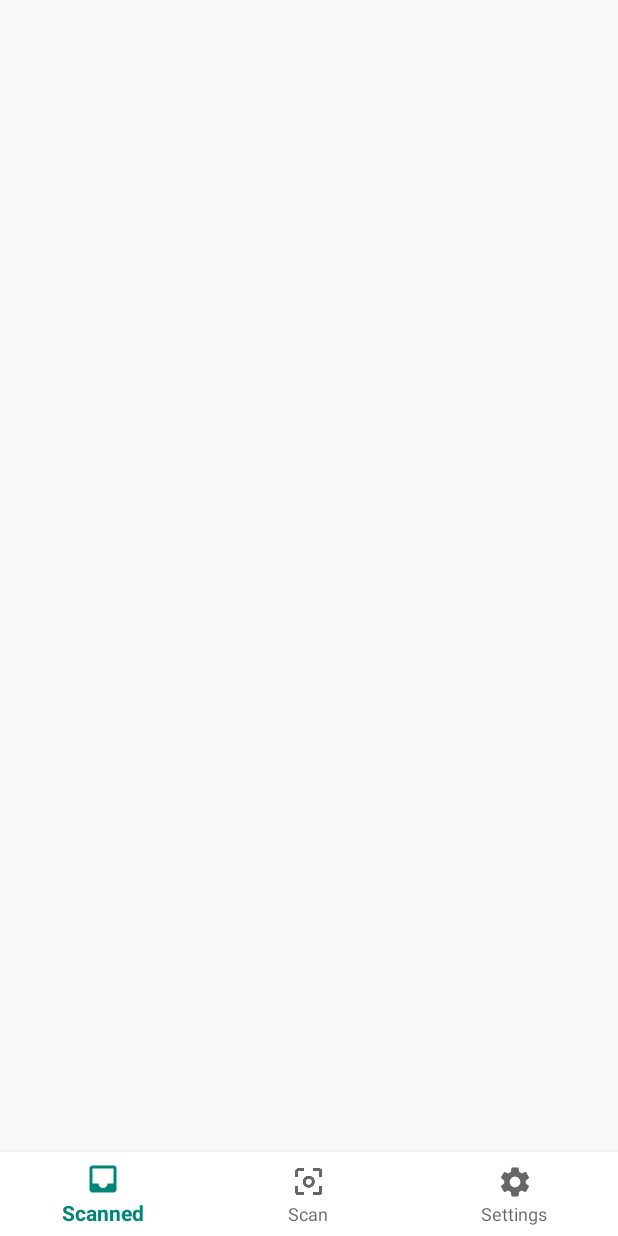
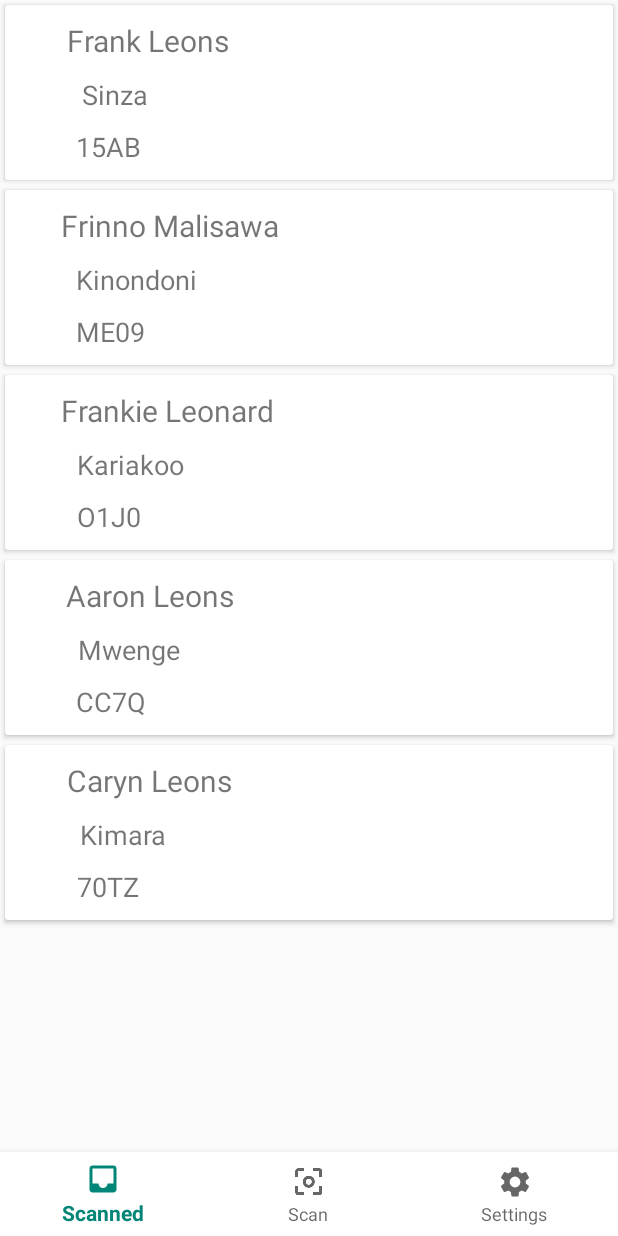
Before and after one commit to frinnolab/Easy-Qr, an Android app: the screen it shows after launch (MainActivity), on a phone screen of 412 x 824 dp. Before the commit the screen is almost empty. Run offline under Robolectric (Android 15) with nearby library versions, the light colour scheme and no system bars.

Commit message:
Easy QR Scanner With working Recycler View

```diff
--- a/app/build.gradle
+++ b/app/build.gradle
@@ -10,6 +10,7 @@ android {
         versionCode 1
         versionName "1.0"
         testInstrumentationRunner "androidx.test.runner.AndroidJUnitRunner"
+        multiDexEnabled true
     }
     buildTypes {
         release {
@@ -23,15 +24,16 @@ dependencies {
     implementation fileTree(dir: 'libs', include: ['*.jar'])
     implementation 'androidx.appcompat:appcompat:1.1.0'
     implementation 'androidx.constraintlayout:constraintlayout:1.1.3'
-    implementation 'com.google.android.material:material:1.0.0'
     implementation 'com.google.android.material:material:1.2.0-alpha03'
-    implementation 'com.android.support:appcompat-v7:29.+'
     implementation 'com.android.support.constraint:constraint-layout:1.1.3'
-    implementation 'com.android.support:design:29.+'
     testImplementation 'junit:junit:4.12'
     androidTestImplementation 'androidx.test:runner:1.2.0'
     androidTestImplementation 'androidx.test.espresso:espresso-core:3.2.0'
     implementation 'androidx.legacy:legacy-support-v4:1.0.0'
     implementation 'androidx.appcompat:appcompat:1.1.0'
-
+    implementation 'com.google.android.gms:play-services:7.8+'
+    implementation 'com.github.blikoon:QRCodeScanner:0.1.2'
+    implementation "androidx.cardview:cardview:1.0.0"
+    implementation "androidx.recyclerview:recyclerview:1.1.0"
+    implementation 'com.android.support:multidex:1.0.3'
 }
--- a/app/src/main/java/com/example/easyqrscanner/ScannedFragment.java
+++ b/app/src/main/java/com/example/easyqrscanner/ScannedFragment.java
@@ -4,16 +4,99 @@ import android.os.Bundle;
 import android.view.LayoutInflater;
 import android.view.View;
 import android.view.ViewGroup;
+import android.widget.TextView;
+import android.widget.Toast;
 
 import androidx.annotation.NonNull;
 import androidx.annotation.Nullable;
 import androidx.fragment.app.Fragment;
+import androidx.recyclerview.widget.LinearLayoutManager;
+import androidx.recyclerview.widget.ListAdapter;
+import androidx.recyclerview.widget.RecyclerView;
+
+import java.util.ArrayList;
+
+import dummyModels.DataAPI;
+import dummyModels.DataModel;
 
 public class ScannedFragment extends Fragment {
+    private ListAdapter mListadapter;
+    View rootView;
+    RecyclerView.LayoutManager manager;
+    RecyclerView recyclerView;
     @Nullable
     @Override
     public View onCreateView(@NonNull LayoutInflater inflater, @Nullable ViewGroup container, @Nullable Bundle savedInstanceState) {
-        return inflater.inflate(R.layout.fragment_scanned,container,false);
+        rootView =  inflater.inflate(R.layout.fragment_scanned,container,false);
 
+        recyclerView = rootView.findViewById(R.id.rv_scanned);
+
+
+        manager = new LinearLayoutManager(getActivity());
+        ((LinearLayoutManager) manager).setOrientation(RecyclerView.VERTICAL);
+
+        recyclerView.setLayoutManager(manager);
+        ArrayList data = new ArrayList<DataAPI>();
+
+        for (int i = 0; i < DataAPI.names.length;i++){
+            data.add(new DataModel(
+                    DataAPI.names[i],
+                    DataAPI.address[i],
+                    DataAPI.codeNo_[i]
+            ));
+        }
+        mListadapter = new ListAdapter(data);
+        recyclerView.setAdapter(mListadapter);
+        return rootView;
+    }
+
+    public class ListAdapter extends RecyclerView.Adapter<ListAdapter.ViewHolder>{
+
+        private ArrayList<DataModel> dataList;
+
+        public ListAdapter(ArrayList<DataModel> data)
+        {
+            this.dataList = data;
+        }
+
+
+        @NonNull
+        @Override
+        public ViewHolder onCreateViewHolder(@NonNull ViewGroup parent, int viewType) {
+            View view = LayoutInflater.from(parent.getContext()).inflate(R.layout.scanned_card, parent, false);
+            ViewHolder viewHolder = new ViewHolder(view);
+            return viewHolder;
+        }
+
+        @Override
+        public void onBindViewHolder(@NonNull ViewHolder holder, final int position) {
+            holder.mName.setText(dataList.get(position).getName());
+            holder.mAddress.setText(dataList.get(position).getAddress());
+            holder.mCode.setText(dataList.get(position).getCode());
+
+            //Recycler Item Click
+            holder.itemView.setOnClickListener(new View.OnClickListener() {
+                @Override
+                public void onClick(View view) {
+                    Toast.makeText(getActivity(), "Item " + position + " is clicked.", Toast.LENGTH_SHORT).show();
+                }
+            });
+        }
+
+        @Override
+        public int getItemCount() {
+            return dataList.size();
+        }
+
+        public class ViewHolder extends RecyclerView.ViewHolder {
+            TextView mName, mAddress, mCode;
+            public ViewHolder(@NonNull View itemView) {
+                super(itemView);
+
+                mName = itemView.findViewById(R.id.nameTxtView);
+                mAddress = itemView.findViewById(R.id.addressTxtView);
+                mCode = itemView.findViewById(R.id.codeTxtView);
+            }
+        }
     }
 }
--- a/app/src/main/java/com/example/easyqrscanner/ScannerFragment.java
+++ b/app/src/main/java/com/example/easyqrscanner/ScannerFragment.java
@@ -9,12 +9,16 @@ import androidx.annotation.NonNull;
 import androidx.annotation.Nullable;
 import androidx.fragment.app.Fragment;
 
+import com.blikoon.qrcodescanner.QrCodeActivity;
+
 public class ScannerFragment extends Fragment {
+    private static final int REQUEST_CODE_QR_SCAN = 101;
     @Nullable
     @Override
     public View onCreateView(@NonNull LayoutInflater inflater, @Nullable ViewGroup container, @Nullable Bundle savedInstanceState) {
         return inflater.inflate(R.layout.fragment_scan,container,false);
 
 
+
     }
 }
--- /dev/null
+++ b/app/src/main/java/dummyModels/DataAPI.java
@@ -0,0 +1,29 @@
+package dummyModels;
+
+import java.util.List;
+
+public class DataAPI {
+    public static String[] names = {
+            "Frank Leons",
+            "Frinno Malisawa",
+            "Frankie Leonard",
+            "Aaron Leons",
+            "Caryn Leons",
+    };
+
+    public static String[] codeNo_ = {
+            "15AB",
+            "ME09",
+            "O1J0",
+            "CC7Q",
+            "70TZ"
+    };
+
+    public static String[] address = {
+            "Sinza",
+            "Kinondoni",
+            "Kariakoo",
+            "Mwenge",
+            "Kimara"
+    } ;
+}
--- /dev/null
+++ b/app/src/main/java/dummyModels/DataModel.java
@@ -0,0 +1,40 @@
+package dummyModels;
+
+public class DataModel {
+    private String name,code,address;
+
+    public DataModel() {
+        super();
+    }
+
+    public DataModel(String _name, String _code, String _address){
+        this.name = _name;
+        this.code = _code;
+        this.address = _address;
+    }
+
+
+    public String getAddress() {
+        return address;
+    }
+
+    public void setAddress(String address) {
+        this.address = address;
+    }
+
+    public String getCode() {
+        return code;
+    }
+
+    public void setCode(String code) {
+        this.code = code;
+    }
+
+    public String getName() {
+        return name;
+    }
+
+    public void setName(String name) {
+        this.name = name;
+    }
+}
--- a/app/src/main/res/layout/fragment_scanned.xml
+++ b/app/src/main/res/layout/fragment_scanned.xml
@@ -10,7 +10,7 @@
 
     <androidx.recyclerview.widget.RecyclerView
         android:id="@+id/rv_scanned"
-        android:layout_width="0dp"
+        android:layout_width="match_parent"
         android:layout_height="match_parent"/>
 
 </RelativeLayout>
--- /dev/null
+++ b/app/src/main/res/layout/scanned_card.xml
@@ -0,0 +1,57 @@
+<?xml version="1.0" encoding="utf-8"?>
+<androidx.cardview.widget.CardView xmlns:android="http://schemas.android.com/apk/res/android"
+    xmlns:app="http://schemas.android.com/apk/res-auto"
+    android:id="@+id/scannedCV"
+    android:layout_width="match_parent"
+    android:layout_height="wrap_content"
+    android:layout_margin="3dp"
+    android:padding="10dp"
+    app:cardCornerRadius="2dp">
+
+    <androidx.constraintlayout.widget.ConstraintLayout
+        android:layout_width="match_parent"
+        android:layout_height="match_parent">
+
+        <TextView
+            android:id="@+id/nameTxtView"
+            android:layout_width="wrap_content"
+            android:layout_height="wrap_content"
+            android:layout_margin="10dp"
+            android:text="NAME"
+            android:textSize="20sp"
+            app:layout_constraintEnd_toEndOf="parent"
+            app:layout_constraintHorizontal_bias="0.113"
+            app:layout_constraintStart_toStartOf="parent"
+            app:layout_constraintTop_toTopOf="parent" />
+
+
+        <TextView
+            android:id="@+id/addressTxtView"
+            android:layout_width="wrap_content"
+            android:layout_height="wrap_content"
+            android:layout_margin="10dp"
+            android:text="ADDRESS"
+            android:textSize="18sp"
+            app:layout_constraintBottom_toBottomOf="parent"
+            app:layout_constraintEnd_toEndOf="parent"
+            app:layout_constraintHorizontal_bias="0.11"
+            app:layout_constraintStart_toStartOf="parent"
+            app:layout_constraintVertical_bias="0.6" />
+
+        <TextView
+            android:id="@+id/codeTxtView"
+            android:layout_width="wrap_content"
+            android:layout_height="wrap_content"
+            android:layout_margin="10dp"
+            android:text="CODE"
+            android:textSize="18sp"
+            app:layout_constraintBottom_toTopOf="@+id/addressTxtView"
+            app:layout_constraintEnd_toEndOf="parent"
+            app:layout_constraintHorizontal_bias="0.122"
+            app:layout_constraintStart_toStartOf="parent"
+            app:layout_constraintTop_toBottomOf="@+id/nameTxtView"
+            app:layout_constraintVertical_bias="0.617" />
+
+    </androidx.constraintlayout.widget.ConstraintLayout>
+
+</androidx.cardview.widget.CardView>
--- a/build.gradle
+++ b/build.gradle
@@ -18,6 +18,7 @@ allprojects {
     repositories {
         google()
         jcenter()
+        maven { url 'https://jitpack.io' }
 
     }
 }
```
